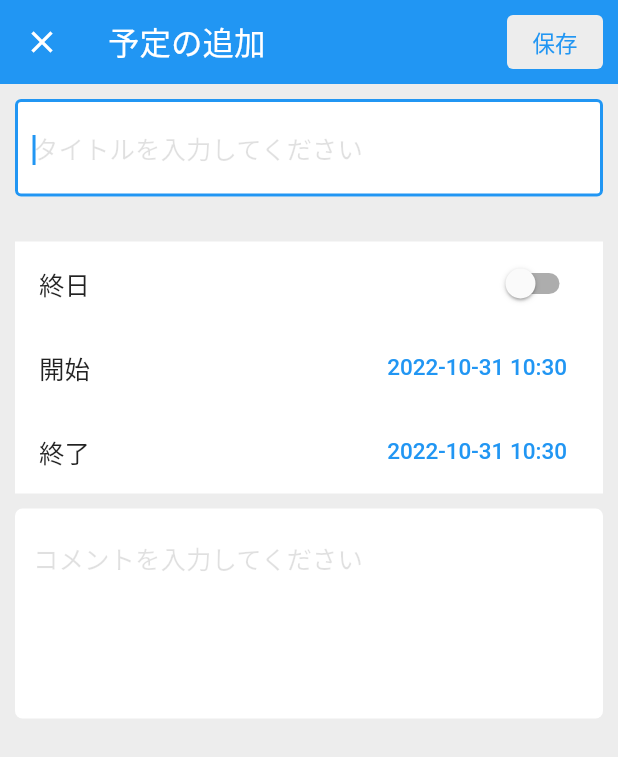
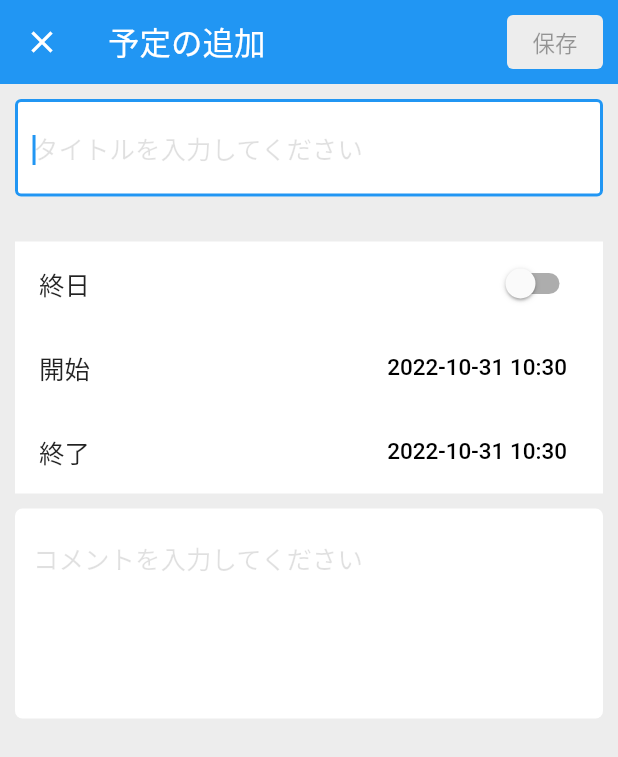
Before and after one commit to daisukemaki1003/stv_test, a Flutter app: the SchedulePage widget shown alone on an empty page, opened directly, after a tap on the "add" icon, on a phone screen of 412 x 824 dp. Shown: the top 757 px of the screen. Run offline on Flutter 3.47's test engine with Material 2 defaults, Android fonts, the phone set to English and light mode, and no system bars; our stand-ins replace drift, flutter_riverpod, go_router; accounts and stored records are empty; generated files the repository leaves out were written again.

Commit message:
[fix] リファクタリング

```diff
--- a/lib/repository/schedule/state.dart
+++ b/lib/repository/schedule/state.dart
@@ -1,7 +1,6 @@
 import 'package:stv_test/data_source/schedule.dart';
 import 'package:flutter_riverpod/flutter_riverpod.dart';
 import 'package:stv_test/data_source/module.dart';
-import 'package:stv_test/repository/calendar/selector.dart';
 import 'package:stv_test/repository/calendar/state.dart';
 import 'package:stv_test/repository/schedule/selector.dart';
 
--- a/lib/view/calendar.dart
+++ b/lib/view/calendar.dart
@@ -42,9 +42,8 @@ class CalendarPage extends ConsumerWidget {
                     /// 日付選択
                     final result = await datePicker(
                       context: context,
-                      allDay: true,
-                      selectedDate:
-                          DateTime(targetYear.state, targetMonth.state),
+                      isAllDay: true,
+                      date: DateTime(targetYear.state, targetMonth.state),
                     );
 
                     /// 選択された日時で上書き
@@ -71,24 +70,25 @@ class CalendarPage extends ConsumerWidget {
   }
 
   Widget weekHeader() {
-    const defaultWeekHeaderTextStyle = TextStyle(fontSize: defaltFontSize);
+    const fontSize = 12.0;
+    const defaultWeekHeaderTextStyle = TextStyle(fontSize: fontSize);
     const saturdayWeekHeaderTextStyle =
-        TextStyle(fontSize: defaltFontSize, color: saturdayTextColor);
+        TextStyle(fontSize: fontSize, color: saturdayTextColor);
     const sundayWeekHeaderTextStyle =
-        TextStyle(fontSize: defaltFontSize, color: sundayTextColor);
+        TextStyle(fontSize: fontSize, color: sundayTextColor);
 
     return Container(
       color: weekHeaderColor,
       child: Row(
         mainAxisAlignment: MainAxisAlignment.spaceAround,
         children: const [
-          Text("月", style: defaultWeekHeaderTextStyle),
-          Text("火", style: defaultWeekHeaderTextStyle),
-          Text("水", style: defaultWeekHeaderTextStyle),
-          Text("木", style: defaultWeekHeaderTextStyle),
-          Text("金", style: defaultWeekHeaderTextStyle),
-          Text("土", style: saturdayWeekHeaderTextStyle),
-          Text("日", style: sundayWeekHeaderTextStyle),
+          Text(mon, style: defaultWeekHeaderTextStyle),
+          Text(tue, style: defaultWeekHeaderTextStyle),
+          Text(wed, style: defaultWeekHeaderTextStyle),
+          Text(thu, style: defaultWeekHeaderTextStyle),
+          Text(fri, style: defaultWeekHeaderTextStyle),
+          Text(sat, style: saturdayWeekHeaderTextStyle),
+          Text(sun, style: sundayWeekHeaderTextStyle),
         ],
       ),
     );
--- a/lib/view/schedule.dart
+++ b/lib/view/schedule.dart
@@ -126,7 +126,7 @@ class SchedulePage extends ConsumerWidget {
               /// 終日でない予定
               Column(
                 children: cell.schedules
-                    .where((schedule) => schedule.isAllDay)
+                    .where((schedule) => !schedule.isAllDay)
                     .toList()
                     .map((e) => scheduleTile(
                           schedule: e,
@@ -138,7 +138,7 @@ class SchedulePage extends ConsumerWidget {
             /// 終日の予定
             Column(
               children: cell.schedules
-                  .where((schedule) => !schedule.isAllDay)
+                  .where((schedule) => schedule.isAllDay)
                   .toList()
                   .map((e) => scheduleTile(
                         schedule: e,
--- a/lib/view/schedule_edit.dart
+++ b/lib/view/schedule_edit.dart
@@ -56,17 +56,24 @@ class ScheduleEditPage extends ConsumerWidget {
             if (!isEdited.state) context.go(calendarPath);
             final result = await discardEditsDialog(context);
             if (result != null && result) context.go(calendarPath);
+            // scheduleNotifier.clear();
             isEdited.state = false;
           },
         ),
 
         /// 保存ボタン
         actions: [
-          saveButton(save: () {
-            context.go(calendarPath);
-            onCreate ? scheduleNotifier.create() : scheduleNotifier.update();
-            isEdited.state = false;
-          })
+          saveButton(
+            clickable: onCreate
+                ? scheduleTitle.state.isNotEmpty &&
+                    scheduleComment.state.isNotEmpty
+                : isEdited.state,
+            save: () {
+              context.go(calendarPath);
+              onCreate ? scheduleNotifier.create() : scheduleNotifier.update();
+              isEdited.state = false;
+            },
+          )
         ],
       ),
       body: GestureDetector(
@@ -101,7 +108,6 @@ class ScheduleEditPage extends ConsumerWidget {
                       allDaySelectionButton(
                         isAllDay: scheduleIsAllDay.state,
                         onChanged: (value) {
-                          print(value);
                           scheduleIsAllDay.state = value;
                           isEdited.state = true;
                         },
@@ -194,8 +200,8 @@ class ScheduleEditPage extends ConsumerWidget {
           /// 日付選択
           final result = await datePicker(
             context: context,
-            allDay: false,
-            selectedDate: selectedDate,
+            isAllDay: false,
+            date: selectedDate,
           );
 
           /// 選択された日時で上書き
@@ -203,7 +209,10 @@ class ScheduleEditPage extends ConsumerWidget {
         },
 
         /// フォーマットに応じて日付表示
-        child: Text(dateFormat.format(selectedDate)),
+        child: Text(
+          dateFormat.format(selectedDate),
+          style: const TextStyle(color: defaltTextColor),
+        ),
       ),
     );
   }
@@ -229,11 +238,14 @@ class ScheduleEditPage extends ConsumerWidget {
     );
   }
 
-  Widget saveButton({required Function() save}) {
+  Widget saveButton({
+    required bool clickable,
+    required Function() save,
+  }) {
     return Padding(
       padding: const EdgeInsets.symmetric(vertical: 10, horizontal: 10),
       child: TextButton(
-        onPressed: save,
+        onPressed: clickable ? save : null,
         style: TextButton.styleFrom(
           backgroundColor: defaultColor,
         ),
```
Also changed, not shown: lib/component/date_picker.dart (+14 -8 lines), lib/constraints/font.dart (+7 -1 lines), lib/model/schedule.dart (+0 -18 lines).
